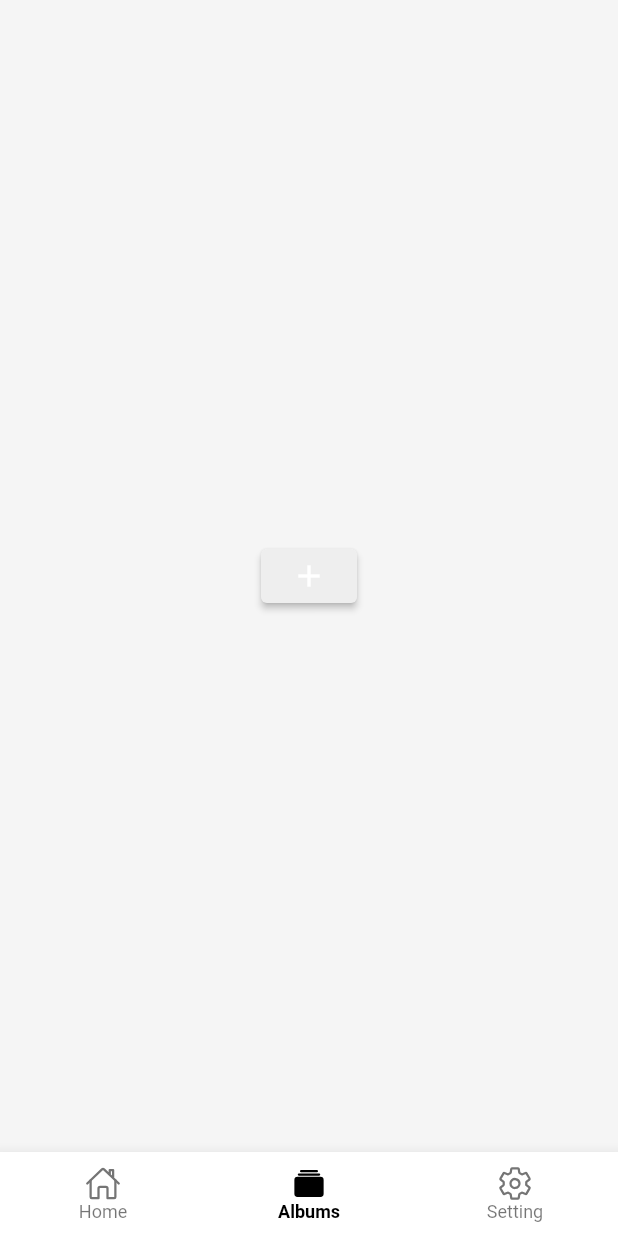
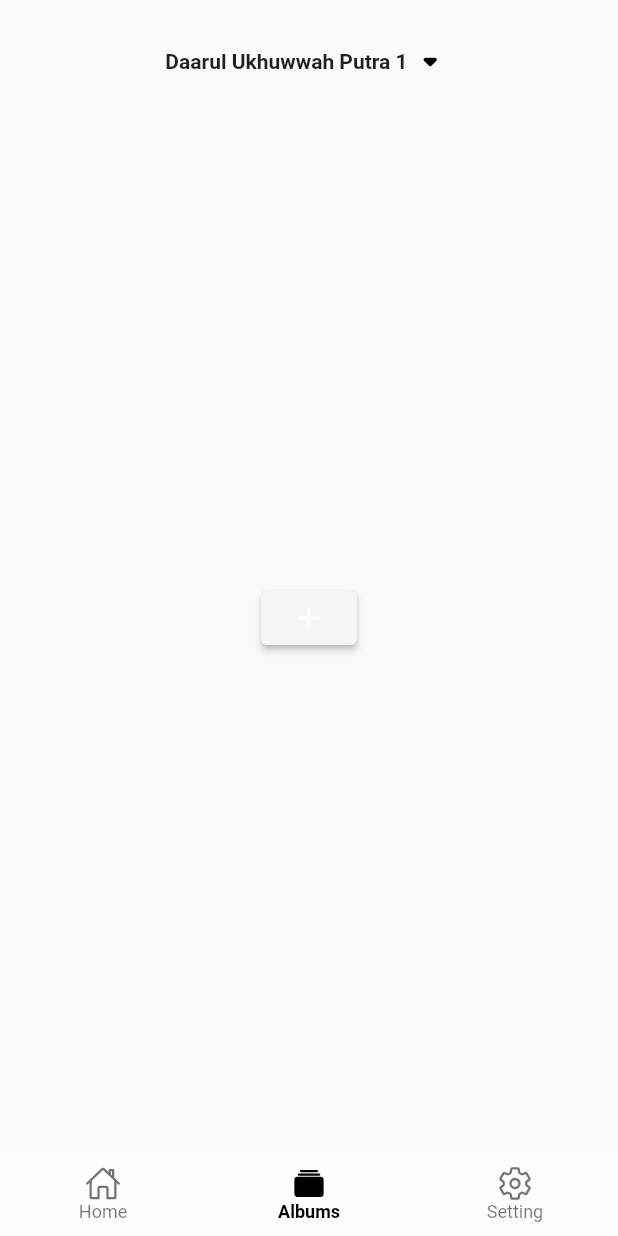
Before and after one commit to oioeoi/Daarul-Ukhuwwah-App, a Flutter app: the screen it shows after launch, item 2 of the bottom bar chosen, on a phone screen of 412 x 824 dp. Run offline on Flutter 3.47's test engine with Material 2 defaults, Android fonts, the light colour scheme and no system bars; our stand-ins replace dio, ionicons.

Commit message:
akhirnya bisa kaya app store

```diff
--- a/lib/component/appbar.dart
+++ b/lib/component/appbar.dart
@@ -1,15 +1,73 @@
+import 'dart:ui';
 import 'package:flutter/material.dart';
 
-class MyAppBar extends StatelessWidget implements PreferredSizeWidget {
+class MyAppBar extends StatefulWidget implements PreferredSizeWidget {
+  final Widget content;
+
+  const MyAppBar({super.key, required this.content});
+  @override
+  State<MyAppBar> createState() => _MyAppBarState();
   Size get preferredSize => Size.fromHeight(kToolbarHeight);
+}
+
+class _MyAppBarState extends State<MyAppBar> {
+  ScrollNotificationObserverState? _scrollNotificationObserver;
+  bool _scrolledUnder = false;
+
+  @override
+  void didChangeDependencies() {
+    super.didChangeDependencies();
+    _scrollNotificationObserver?.removeListener(_handleScrollNotification);
+    _scrollNotificationObserver = ScrollNotificationObserver.maybeOf(context);
+    _scrollNotificationObserver?.addListener(_handleScrollNotification);
+  }
+
+  @override
+  void dispose() {
+    if (_scrollNotificationObserver != null) {
+      _scrollNotificationObserver!.removeListener(_handleScrollNotification);
+      _scrollNotificationObserver = null;
+    }
+    super.dispose();
+  }
+
+  void _handleScrollNotification(ScrollNotification notification) {
+    if (notification is ScrollUpdateNotification) {
+      final bool oldScrolledUnder = _scrolledUnder;
+      final ScrollMetrics metrics = notification.metrics;
+      switch (metrics.axisDirection) {
+        case AxisDirection.up:
+          _scrolledUnder = metrics.extentAfter > 0;
+        case AxisDirection.down:
+          _scrolledUnder = metrics.extentBefore > 0;
+        case AxisDirection.right:
+        case AxisDirection.left:
+          break;
+      }
+
+      if (_scrolledUnder != oldScrolledUnder) {
+        setState(() {});
+      }
+    }
+  }
 
   @override
   Widget build(BuildContext context) {
-    return GestureDetector(
+    Widget appBarContent = widget.content;
+
+    GestureDetector(
       onTap: () {},
-      child: AppBar(
-        backgroundColor: Theme.of(context).colorScheme.background,
-        title: Row(
+      child: Container(
+        color: _scrolledUnder
+            ? Theme.of(context).colorScheme.background.withOpacity(0.1)
+            : Theme.of(context).colorScheme.background,
+        child: Column(
+          mainAxisAlignment: MainAxisAlignment.end,
+          children: [
+            SizedBox(
+              height: 8,
+            ),
+            Row(
               mainAxisAlignment: MainAxisAlignment.center,
               children: [
                 Text(
@@ -21,8 +79,24 @@ class MyAppBar extends StatelessWidget implements PreferredSizeWidget {
                   size: 30,
                 )
               ],
+            )
+          ],
         ),
       ),
     );
+    if (_scrolledUnder)
+      appBarContent = ClipRRect(
+        child: BackdropFilter(
+          child: Container(
+            color: Theme.of(context).colorScheme.background.withOpacity(0.4),
+            child: appBarContent,
+          ),
+          filter: ImageFilter.blur(
+            sigmaY: 10,
+            sigmaX: 10,
+          ),
+        ),
+      );
+    return appBarContent;
   }
 }
--- a/lib/component/navbar.dart
+++ b/lib/component/navbar.dart
@@ -1,3 +1,5 @@
+import 'dart:ui';
+
 import 'package:daarul_ukhuwwah_media/bloc/hide_navbar.dart';
 import 'package:daarul_ukhuwwah_media/pages/AlbumPage.dart';
 import 'package:daarul_ukhuwwah_media/pages/HomePage.dart';
@@ -35,21 +37,16 @@ class _MyNavBarState extends State<MyNavBar> {
 
   @override
   Widget build(BuildContext context) {
-    return Scaffold(
-      body: _barPage[selectedIndex],
-      bottomNavigationBar: Consumer<BottomBarVisibilityProvider>(
-        builder: (context, bottomBarVisibilityProvider, child) =>
-            AnimatedContainer(
-          duration: const Duration(milliseconds: 300),
-          child: bottomBarVisibilityProvider.isVisible
-              ? BottomNavigationBar(
-                  currentIndex: selectedIndex,
-                  onTap: (newIndex) => setState(() => selectedIndex = newIndex),
-                  items: bottomBarItems(),
-                )
-              : Wrap(),
+    return Stack(
+      alignment: Alignment.bottomCenter,
+      children: [
+        _barPage[selectedIndex],
+        BottomNavigationBar(
+          currentIndex: selectedIndex,
+          onTap: (newIndex) => setState(() => selectedIndex = newIndex),
+          items: bottomBarItems(),
         ),
-      ),
+      ],
     );
   }
 }
--- a/lib/main.dart
+++ b/lib/main.dart
@@ -1,4 +1,7 @@
+import 'dart:ui';
+
 import 'package:daarul_ukhuwwah_media/bloc/hide_navbar.dart';
+import 'package:daarul_ukhuwwah_media/component/appbar.dart';
 import 'package:daarul_ukhuwwah_media/component/navbar.dart';
 import 'package:daarul_ukhuwwah_media/theme/dark.dart';
 import 'package:daarul_ukhuwwah_media/theme/light.dart';
@@ -16,7 +19,33 @@ class MyApp extends StatelessWidget {
         debugShowCheckedModeBanner: false,
         theme: lightTheme,
         darkTheme: darkTheme,
-        home: MyNavBar(),
+        home: Scaffold(
+          extendBodyBehindAppBar: true,
+          appBar: MyAppBar(
+            content: Column(
+              mainAxisAlignment: MainAxisAlignment.end,
+              children: [
+                SizedBox(
+                  height: 8,
+                ),
+                Row(
+                  mainAxisAlignment: MainAxisAlignment.center,
+                  children: [
+                    Text(
+                      "Daarul Ukhuwwah Putra 1",
+                      style: TextStyle(fontWeight: FontWeight.bold),
+                    ),
+                    Icon(
+                      Icons.arrow_drop_down_rounded,
+                      size: 30,
+                    )
+                  ],
+                )
+              ],
+            ),
+          ),
+          body: MyNavBar(),
+        ),
       ),
     );
   }
--- a/lib/theme/light.dart
+++ b/lib/theme/light.dart
@@ -2,7 +2,6 @@ import 'package:flutter/material.dart';
 
 ThemeData lightTheme = ThemeData(
     brightness: Brightness.light,
-    scaffoldBackgroundColor: Colors.grey[100],
     primaryColor: Color.fromARGB(255, 253, 167, 5),
     appBarTheme: AppBarTheme(
         backgroundColor: Colors.transparent,
@@ -15,7 +14,8 @@ ThemeData lightTheme = ThemeData(
           fontSize: 20.0,
         )),
     bottomNavigationBarTheme: BottomNavigationBarThemeData(
-        backgroundColor: Colors.white,
+        backgroundColor: Colors.white.withOpacity(0.5),
+        elevation: 0,
         selectedItemColor: Colors.black,
         selectedLabelStyle: TextStyle(
           color: Colors.black,
@@ -23,8 +23,8 @@ ThemeData lightTheme = ThemeData(
           fontSize: 12.0,
         )),
     colorScheme: ColorScheme.light(
-      background: Colors.grey[100]!,
-      primary: Colors.grey[200]!,
+      background: Colors.grey[200]!,
+      primary: Colors.grey[100]!,
       secondary: Colors.grey[300]!,
     ),
     iconTheme: IconThemeData(color: Colors.black),
```
Also changed, not shown: lib/pages/HomePage.dart (+66 -68 lines). Lines whose indentation alone changed are shown as unchanged.
